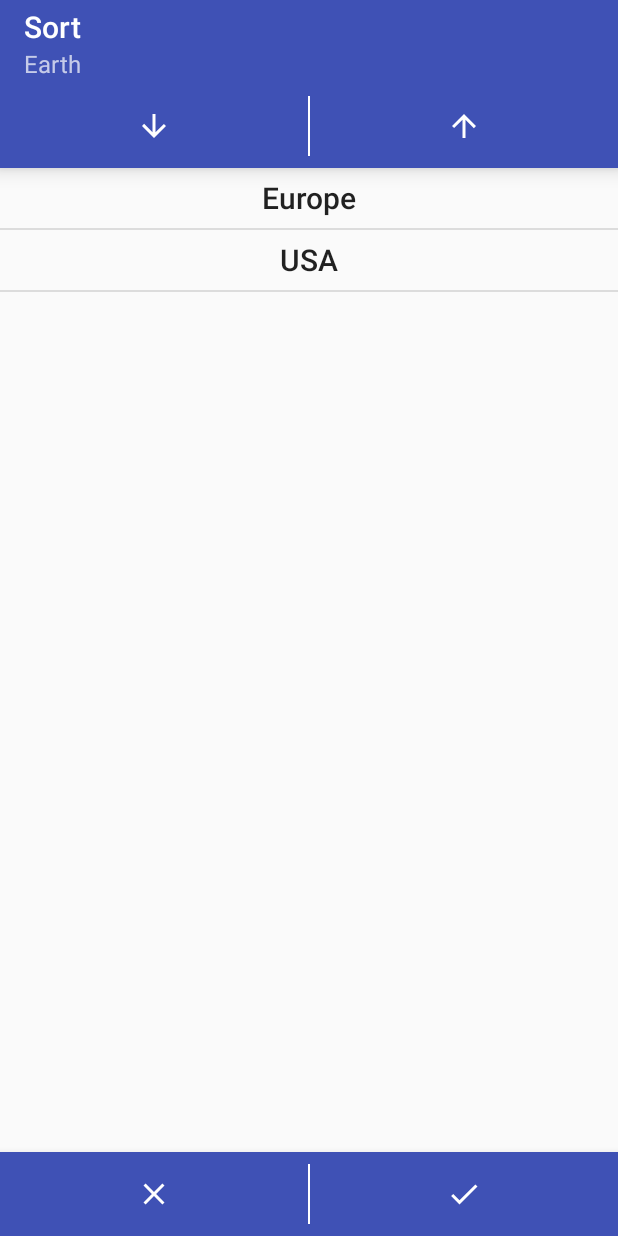
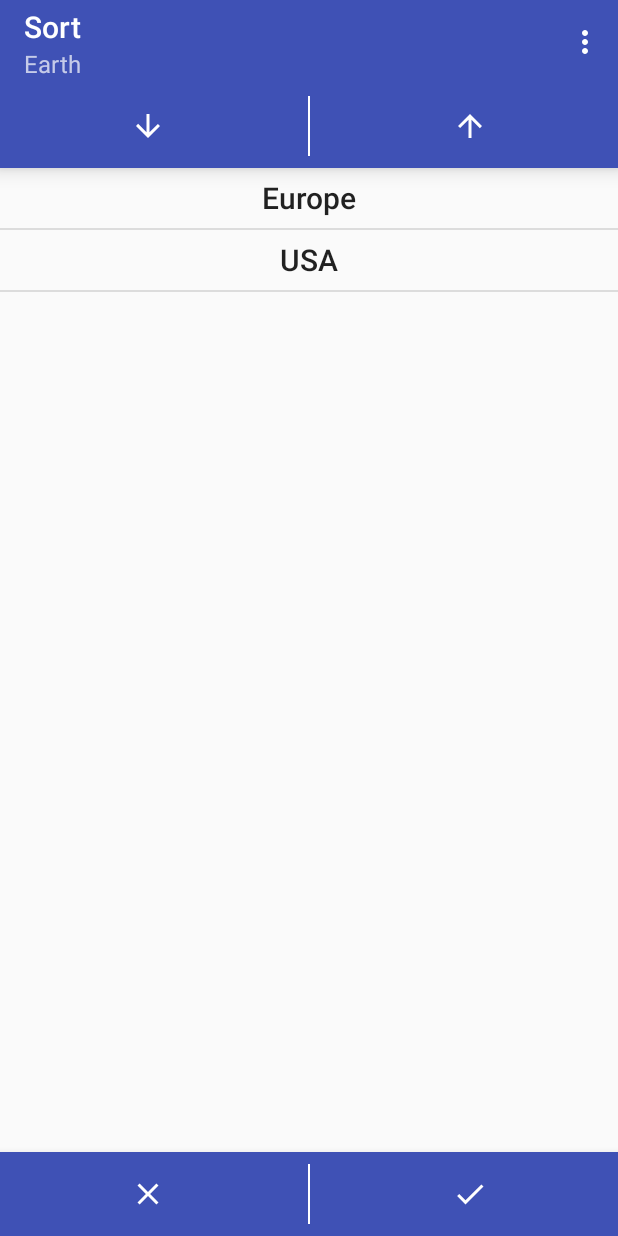
Before and after one commit to JuliusAwen/CoasterCreditCounter, an Android app: the screen it shows after launch (SortElementsActivity), in the options menu, after a tap on "sort", on a phone screen of 412 x 824 dp. Run offline under Robolectric (Android 15) with nearby library versions, the phone set to English and light mode, and no system bars.

Commit message:
implement contextual help views

```diff
--- a/app/src/main/java/de/juliusawen/coastercreditcounter/Toolbox/Constants.java
+++ b/app/src/main/java/de/juliusawen/coastercreditcounter/Toolbox/Constants.java
@@ -7,6 +7,7 @@ public abstract class Constants
     public static final String KEY_ELEMENTS = "de.juliusawen.elements";
     public static final String KEY_CURRENT_ELEMENT = "de.juliusawen.current_element";
     public static final String KEY_SELECTED_ELEMENT = "de.juliusawen.selected_element";
+    public static final String KEY_HELP_ACTIVE = "de.juliusawen.help_active";
     public static final String EXTRA_UUID = "de.juliusawen.uuid";
 
     public static final int BUTTON_ACCEPT = ButtonFunctions.ACCEPT.ordinal();
@@ -14,6 +15,8 @@ public abstract class Constants
     public static final int BUTTON_BACK = ButtonFunctions.BACK.ordinal();
     public static final int BUTTON_UP = ButtonFunctions.UP.ordinal();
     public static final int BUTTON_DOWN = ButtonFunctions.DOWN.ordinal();
+    public static final int BUTTON_CLOSE_HELP_SCREEN = ButtonFunctions.CLOSE_HELP.ordinal();
+
 }
 
 enum ButtonFunctions
@@ -22,5 +25,6 @@ enum ButtonFunctions
     CANCEL,
     BACK,
     UP,
-    DOWN
+    DOWN,
+    CLOSE_HELP
 }
--- /dev/null
+++ b/app/src/main/java/de/juliusawen/coastercreditcounter/Toolbox/ViewTools.java
@@ -0,0 +1,5 @@
+package de.juliusawen.coastercreditcounter.Toolbox;
+
+public abstract class ViewTools
+{
+}
--- a/app/src/main/java/de/juliusawen/coastercreditcounter/presentation/activities/BrowseLocationsActivity.java
+++ b/app/src/main/java/de/juliusawen/coastercreditcounter/presentation/activities/BrowseLocationsActivity.java
@@ -13,7 +13,10 @@ import android.view.Menu;
 import android.view.MenuItem;
 import android.view.View;
 import android.widget.Button;
+import android.widget.FrameLayout;
+import android.widget.ImageButton;
 import android.widget.LinearLayout;
+import android.widget.TextView;
 
 import java.util.ArrayList;
 import java.util.List;
@@ -34,8 +37,12 @@ public class BrowseLocationsActivity extends AppCompatActivity implements View.O
     private Location currentLocation = Content.getInstance().getLocationRoot();
     private List<Location> recentLocations = new ArrayList<>();
 
+    private View browseLocationsView;
     private RecyclerViewAdapter contentRecyclerViewAdapter;
     private Toolbar toolbar;
+
+    private View helpView;
+    private boolean helpActive;
 
     @Override
     protected void onCreate(Bundle savedInstanceState)
@@ -49,13 +56,15 @@ public class BrowseLocationsActivity extends AppCompatActivity implements View.O
 
     private void initializeViews()
     {
-        LinearLayout linearLayoutActivity = findViewById(R.id.linearLayout_browseLocations);
-        View view = getLayoutInflater().inflate(R.layout.layout_browse_locations, linearLayoutActivity, false);
-        linearLayoutActivity.addView(view);
+        FrameLayout frameLayoutActivity = findViewById(R.id.frameLayout_browseLocations);
+        this.browseLocationsView = getLayoutInflater().inflate(R.layout.layout_browse_locations, frameLayoutActivity, false);
+        frameLayoutActivity.addView(browseLocationsView);
 
-        this.createToolbar(view);
-        this.createNavigationBar(view);
-        this.createContentRecyclerView(view);
+        this.createToolbar(browseLocationsView);
+        this.createNavigationBar(browseLocationsView);
+        this.createContentRecyclerView(browseLocationsView);
+
+        this.createHelpView(frameLayoutActivity);
     }
 
     private void refreshViews()
@@ -76,10 +85,7 @@ public class BrowseLocationsActivity extends AppCompatActivity implements View.O
     @Override
     public boolean onCreateOptionsMenu(Menu menu)
     {
-        if(this.currentLocation.getChildren().size() > 1)
-        {
-            getMenuInflater().inflate(R.menu.toolbar_items, menu);
-        }
+        getMenuInflater().inflate(R.menu.options_menu_browse_locations_items, menu);
 
         return super.onCreateOptionsMenu(menu);
     }
@@ -100,7 +106,7 @@ public class BrowseLocationsActivity extends AppCompatActivity implements View.O
             View buttonView = getLayoutInflater().inflate(R.layout.button_no_border, linearLayoutNavigationBar, false);
 
             Button button = buttonView.findViewById(R.id.button_noBorder);
-            Drawable drawable = this.getWhiteDrawable(getResources().getDrawable(R.drawable.ic_baseline_chevron_left_24px));
+            Drawable drawable = this.setTintToWhite(getDrawable(R.drawable.ic_baseline_chevron_left_24px));
             button.setText(location.getName());
             button.setCompoundDrawablesWithIntrinsicBounds(drawable, null, null, null);
             button.setId(Constants.BUTTON_BACK);
@@ -109,14 +115,6 @@ public class BrowseLocationsActivity extends AppCompatActivity implements View.O
 
             linearLayoutNavigationBar.addView(buttonView);
         }
-    }
-
-    private Drawable getWhiteDrawable(Drawable drawable)
-    {
-        drawable = DrawableCompat.wrap(drawable);
-        DrawableCompat.setTint(drawable, getResources().getColor(R.color.white));
-
-        return drawable;
     }
 
     private void createContentRecyclerView(View view)
@@ -144,7 +142,44 @@ public class BrowseLocationsActivity extends AppCompatActivity implements View.O
             @Override
             public void onLongClick(View view, int position) {}
         }));
+
         recyclerView.setAdapter(contentRecyclerViewAdapter);
+    }
+
+    private void createHelpView(FrameLayout frameLayout)
+    {
+        this.helpView = getLayoutInflater().inflate(R.layout.layout_help, frameLayout, false);
+
+        TextView textView = helpView.findViewById(R.id.textViewHelp);
+        textView.setText(R.string.help_text_browse_locations);
+
+        ImageButton buttonBack = helpView.findViewById(R.id.imageButton_help);
+        Drawable drawable = this.setTintToWhite(getDrawable(R.drawable.ic_baseline_close_24px));
+
+        buttonBack.setImageDrawable(drawable);
+        buttonBack.setId(Constants.BUTTON_CLOSE_HELP_SCREEN);
+        buttonBack.setOnClickListener(this);
+
+        frameLayout.addView(helpView);
+
+        this.helpView.setVisibility(View.INVISIBLE);
+        this.helpActive = false;
+    }
+
+    private void setHelpActive(boolean active)
+    {
+        if(active)
+        {
+            this.helpView.setVisibility(View.VISIBLE);
+            this.browseLocationsView.setVisibility(View.INVISIBLE);
+        }
+        else
+        {
+            this.browseLocationsView.setVisibility(View.VISIBLE);
+            this.helpView.setVisibility(View.INVISIBLE);
+        }
+
+        this.helpActive = active;
     }
 
     private Drawable setTintToWhite(Drawable drawable)
@@ -162,6 +197,7 @@ public class BrowseLocationsActivity extends AppCompatActivity implements View.O
 
         outState.putStringArrayList(Constants.KEY_ELEMENTS, Content.getInstance().getUuidStringsFromElements(this.recentLocations));
         outState.putString(Constants.KEY_CURRENT_ELEMENT, this.currentLocation.getUuid().toString());
+        outState.putBoolean(Constants.KEY_HELP_ACTIVE, this.helpActive);
     }
 
     @Override
@@ -171,6 +207,7 @@ public class BrowseLocationsActivity extends AppCompatActivity implements View.O
 
         this.recentLocations = Content.getInstance().getLocationsFromUuidStrings(savedInstanceState.getStringArrayList(Constants.KEY_ELEMENTS));
         this.currentLocation = (Location) Content.getInstance().getElementByUuid(UUID.fromString(savedInstanceState.getString(Constants.KEY_CURRENT_ELEMENT)));
+        this.setHelpActive(savedInstanceState.getBoolean(Constants.KEY_HELP_ACTIVE));
 
         this.refreshViews();
     }
@@ -184,6 +221,12 @@ public class BrowseLocationsActivity extends AppCompatActivity implements View.O
 
     @Override
     public void onClick(View view)
+    {
+        if(view.getId() == Constants.BUTTON_CLOSE_HELP_SCREEN)
+        {
+            this.setHelpActive(false);
+        }
+        else
         {
             Location location = (Location) view.getTag();
 
@@ -204,13 +247,14 @@ public class BrowseLocationsActivity extends AppCompatActivity implements View.O
             this.currentLocation = location;
             this.refreshViews();
         }
+    }
 
     @Override
     public boolean onOptionsItemSelected(MenuItem item)
     {
         switch (item.getItemId())
         {
-            case R.id.actionSettingsSort:
+            case R.id.optionsMenuSort:
             {
                 Intent intent = new Intent(this, SortElementsActivity.class);
                 intent.putExtra(Constants.EXTRA_UUID, this.currentLocation.getUuid().toString());
@@ -219,10 +263,13 @@ public class BrowseLocationsActivity extends AppCompatActivity implements View.O
                 return true;
             }
 
+            case R.id.optionsMenuHelp:
+            {
+                this.setHelpActive(true);
+            }
+
             default:
             {
-                Toaster.makeToast(this, "onOptionsItemSelected --> default...!?");
-
                 return super.onOptionsItemSelected(item);
             }
         }
--- a/app/src/main/java/de/juliusawen/coastercreditcounter/presentation/activities/SortElementsActivity.java
+++ b/app/src/main/java/de/juliusawen/coastercreditcounter/presentation/activities/SortElementsActivity.java
@@ -8,9 +8,12 @@ import android.support.v7.widget.DividerItemDecoration;
 import android.support.v7.widget.LinearLayoutManager;
 import android.support.v7.widget.RecyclerView;
 import android.support.v7.widget.Toolbar;
+import android.view.Menu;
+import android.view.MenuItem;
 import android.view.View;
+import android.widget.FrameLayout;
 import android.widget.ImageButton;
-import android.widget.LinearLayout;
+import android.widget.TextView;
 
 import java.util.ArrayList;
 import java.util.Collections;
@@ -33,8 +36,12 @@ public class SortElementsActivity extends AppCompatActivity implements View.OnCl
 
     private List<Element> elementsToSort;
 
+    private View sortElementsView;
     private RecyclerViewAdapter recyclerViewAdapter;
     private RecyclerView recyclerView;
+
+    private View helpView;
+    private boolean helpActive;
 
     @Override
     protected void onCreate(Bundle savedInstanceState)
@@ -63,14 +70,16 @@ public class SortElementsActivity extends AppCompatActivity implements View.OnCl
 
     private void initializeViews()
     {
-        LinearLayout linearLayoutActivity = findViewById(R.id.linearLayout_sortElements);
-        View view = getLayoutInflater().inflate(R.layout.layout_sort_elements, linearLayoutActivity, false);
-        linearLayoutActivity.addView(view);
+        FrameLayout frameLayoutActivity = findViewById(R.id.frameLayout_sortElements);
+        this.sortElementsView = getLayoutInflater().inflate(R.layout.layout_sort_elements, frameLayoutActivity, false);
+        frameLayoutActivity.addView(sortElementsView);
 
-        this.createToolbar(view);
-        this.createActionDialogTop(view);
-        this.createContentRecyclerView(view);
-        this.createActionDialogBottom(view);
+        this.createToolbar(sortElementsView);
+        this.createActionDialogTop(sortElementsView);
+        this.createContentRecyclerView(sortElementsView);
+        this.createActionDialogBottom(sortElementsView);
+
+        this.createHelpView(frameLayoutActivity);
     }
 
     private void createToolbar(View view)
@@ -79,6 +88,14 @@ public class SortElementsActivity extends AppCompatActivity implements View.OnCl
         toolbar.setTitle(getString(R.string.title_sort_elements));
         toolbar.setSubtitle(this.subtitle);
         setSupportActionBar(toolbar);
+    }
+
+    @Override
+    public boolean onCreateOptionsMenu(Menu menu)
+    {
+        getMenuInflater().inflate(R.menu.options_menu_sort_elements_items, menu);
+
+        return super.onCreateOptionsMenu(menu);
     }
 
     private void createActionDialogTop(View view)
@@ -110,14 +127,6 @@ public class SortElementsActivity extends AppCompatActivity implements View.OnCl
         buttonAccept.setImageDrawable(drawable);
         buttonAccept.setId(Constants.BUTTON_ACCEPT);
         buttonAccept.setOnClickListener(this);
-    }
-
-    private Drawable setTintToWhite(Drawable drawable)
-    {
-        drawable = DrawableCompat.wrap(drawable);
-        DrawableCompat.setTint(drawable, getResources().getColor(R.color.white));
-
-        return drawable;
     }
 
     private void createContentRecyclerView(View view)
@@ -158,6 +167,50 @@ public class SortElementsActivity extends AppCompatActivity implements View.OnCl
         this.recyclerView.setAdapter(this.recyclerViewAdapter);
     }
 
+    private void createHelpView(FrameLayout frameLayout)
+    {
+        this.helpView = getLayoutInflater().inflate(R.layout.layout_help, frameLayout, false);
+
+        TextView textView = helpView.findViewById(R.id.textViewHelp);
+        textView.setText(R.string.help_text_sort_elements);
+
+        ImageButton buttonBack = helpView.findViewById(R.id.imageButton_help);
+        Drawable drawable = this.setTintToWhite(getDrawable(R.drawable.ic_baseline_close_24px));
+
+        buttonBack.setImageDrawable(drawable);
+        buttonBack.setId(Constants.BUTTON_CLOSE_HELP_SCREEN);
+        buttonBack.setOnClickListener(this);
+
+        frameLayout.addView(helpView);
+
+        this.helpView.setVisibility(View.INVISIBLE);
+        this.helpActive = false;
+    }
+
+    private void setHelpActive(boolean active)
+    {
+        if(active)
+        {
+            this.helpView.setVisibility(View.VISIBLE);
+            this.sortElementsView.setVisibility(View.INVISIBLE);
+        }
+        else
+        {
+            this.sortElementsView.setVisibility(View.VISIBLE);
+            this.helpView.setVisibility(View.INVISIBLE);
+        }
+
+        this.helpActive = active;
+    }
+
+    private Drawable setTintToWhite(Drawable drawable)
+    {
+        drawable = DrawableCompat.wrap(drawable);
+        DrawableCompat.setTint(drawable, getResources().getColor(R.color.white));
+
+        return drawable;
+    }
+
     @Override
     public void onSaveInstanceState(Bundle outState)
     {
@@ -165,7 +218,18 @@ public class SortElementsActivity extends AppCompatActivity implements View.OnCl
 
         outState.putStringArrayList(Constants.KEY_ELEMENTS, Content.getInstance().getUuidStringsFromElements(this.elementsToSort));
         outState.putString(Constants.KEY_CURRENT_ELEMENT, this.currentElement.getUuid().toString());
-        outState.putString(Constants.KEY_SELECTED_ELEMENT, this.recyclerViewAdapter.selectedElement.getUuid().toString());
+
+        if(this.recyclerViewAdapter.selectedElement == null)
+        {
+            outState.putString(Constants.KEY_SELECTED_ELEMENT, "");
+        }
+        else
+        {
+            outState.putString(Constants.KEY_SELECTED_ELEMENT, this.recyclerViewAdapter.selectedElement.getUuid().toString());
+        }
+
+
+        outState.putBoolean(Constants.KEY_HELP_ACTIVE, this.helpActive);
     }
 
     @Override
@@ -175,7 +239,18 @@ public class SortElementsActivity extends AppCompatActivity implements View.OnCl
 
         this.elementsToSort = Content.getInstance().getElementsFromUuidStrings(savedInstanceState.getStringArrayList(Constants.KEY_ELEMENTS));
         this.currentElement = Content.getInstance().getElementByUuid(UUID.fromString(savedInstanceState.getString(Constants.KEY_CURRENT_ELEMENT)));
-        this.recyclerViewAdapter.selectedElement = Content.getInstance().getElementByUuid(UUID.fromString(savedInstanceState.getString(Constants.KEY_SELECTED_ELEMENT)));
+
+        String selectedElementString = savedInstanceState.getString(Constants.KEY_SELECTED_ELEMENT);
+        if(selectedElementString.isEmpty())
+        {
+            this.recyclerViewAdapter.selectedElement = null;
+        }
+        else
+        {
+            this.recyclerViewAdapter.selectedElement = Content.getInstance().getElementByUuid(UUID.fromString(selectedElementString));
+        }
+
+        this.setHelpActive(savedInstanceState.getBoolean(Constants.KEY_HELP_ACTIVE));
 
         this.recyclerViewAdapter.updateList(this.elementsToSort);
     }
@@ -183,7 +258,11 @@ public class SortElementsActivity extends AppCompatActivity implements View.OnCl
     @Override
     public void onClick(View view)
     {
-        if (view.getId() == Constants.BUTTON_UP || view.getId() == Constants.BUTTON_DOWN)
+        if(view.getId() == Constants.BUTTON_CLOSE_HELP_SCREEN)
+        {
+            this.setHelpActive(false);
+        }
+        else if (view.getId() == Constants.BUTTON_UP || view.getId() == Constants.BUTTON_DOWN)
         {
             if(this.recyclerViewAdapter.selectedElement != null)
             {
@@ -221,4 +300,21 @@ public class SortElementsActivity extends AppCompatActivity implements View.OnCl
             finish();
         }
     }
+
+    @Override
+    public boolean onOptionsItemSelected(MenuItem item)
+    {
+        switch (item.getItemId())
+        {
+            case R.id.optionsMenuHelp:
+            {
+                this.setHelpActive(true);
+            }
+
+            default:
+            {
+                return super.onOptionsItemSelected(item);
+            }
+        }
+    }
 }
--- a/app/src/main/res/layout/action_dialog_two_image_buttons.xml
+++ b/app/src/main/res/layout/action_dialog_two_image_buttons.xml
@@ -20,8 +20,10 @@
     <View xmlns:android="http://schemas.android.com/apk/res/android"
         android:layout_width="1dp"
         android:layout_height="fill_parent"
+        android:layout_marginTop="8dp"
         android:layout_marginBottom="8dp"
-        android:layout_marginTop="8dp"
+        android:layout_marginLeft="8dp"
+        android:layout_marginRight="8dp"
         android:background="@color/white"/>
 
     <ImageButton
--- a/app/src/main/res/layout/activity_browse_locations.xml
+++ b/app/src/main/res/layout/activity_browse_locations.xml
@@ -1,7 +1,7 @@
 <?xml version="1.0" encoding="utf-8"?>
-<LinearLayout xmlns:android="http://schemas.android.com/apk/res/android"
+<FrameLayout xmlns:android="http://schemas.android.com/apk/res/android"
     xmlns:tools="http://schemas.android.com/tools"
-    android:id="@+id/linearLayout_browseLocations"
+    android:id="@+id/frameLayout_browseLocations"
     android:layout_width="match_parent"
     android:layout_height="match_parent"
     android:orientation="vertical"
--- a/app/src/main/res/layout/activity_sort_elements.xml
+++ b/app/src/main/res/layout/activity_sort_elements.xml
@@ -1,7 +1,7 @@
 <?xml version="1.0" encoding="utf-8"?>
-<LinearLayout xmlns:android="http://schemas.android.com/apk/res/android"
+<FrameLayout xmlns:android="http://schemas.android.com/apk/res/android"
     xmlns:tools="http://schemas.android.com/tools"
-    android:id="@+id/linearLayout_sortElements"
+    android:id="@+id/frameLayout_sortElements"
     android:layout_width="match_parent"
     android:layout_height="match_parent"
     android:orientation="vertical"
--- /dev/null
+++ b/app/src/main/res/menu/options_menu_browse_locations_items.xml
@@ -0,0 +1,13 @@
+<?xml version="1.0" encoding="utf-8"?>
+<menu xmlns:android="http://schemas.android.com/apk/res/android"
+    xmlns:app="http://schemas.android.com/apk/res-auto">
+
+    <item android:id="@+id/optionsMenuSort"
+        android:title="@string/options_menu_sort"
+        app:showAsAction="never"/>
+
+    <item android:id="@+id/optionsMenuHelp"
+        android:title="@string/options_menu_help"
+        app:showAsAction="never"/>
+
+</menu>
--- /dev/null
+++ b/app/src/main/res/menu/options_menu_sort_elements_items.xml
@@ -0,0 +1,9 @@
+<?xml version="1.0" encoding="utf-8"?>
+<menu xmlns:android="http://schemas.android.com/apk/res/android"
+    xmlns:app="http://schemas.android.com/apk/res-auto">>
+
+    <item android:id="@+id/optionsMenuHelp"
+        android:title="@string/options_menu_help"
+        app:showAsAction="never"/>
+
+</menu>
--- a/app/src/main/res/menu/toolbar_items.xml
+++ /dev/null
@@ -1,9 +0,0 @@
-<?xml version="1.0" encoding="utf-8"?>
-<menu xmlns:android="http://schemas.android.com/apk/res/android"
-    xmlns:app="http://schemas.android.com/apk/res-auto">
-
-    <item android:id="@+id/actionSettingsSort"
-        android:title="@string/action_menu_sort"
-        app:showAsAction="never"/>
-
-</menu>
--- a/app/src/main/res/values/strings.xml
+++ b/app/src/main/res/values/strings.xml
@@ -1,10 +1,17 @@
 <resources>
+
+    <!--activity titles-->
     <string name="title_app_name">CoasterCreditCounter</string>
     <string name="title_browse_locations">Location</string>
     <string name="title_sort_elements">Sort</string>
 
-    <string name="action_menu_sort">sort</string>
 
+    <!--options menu entries-->
+    <string name="options_menu_sort">sort</string>
+    <string name="options_menu_help">help</string>
+
+
+    <!--button texts-->
     <string name="button_text_selected_element">&#62; %1$s &#60;</string>
 
     <string name="button_text_minus">-</string>
@@ -15,5 +22,21 @@
 
     <string name="button_text_accept">accept</string>
     <string name="button_text_cancel">cancel</string>
+    <string name="button_text_back">back</string>
+
+
+    <!--help texts-->
+    <string name="help_text_browse_locations">
+        <b><big>Navigation</big></b>
+        \n <li>Click location to navigate.</li>
+        \n <li>Use navigation bar to go back.</li>
+        \n <li>Hold location to enter edit mode.</li>
+    </string>
+
+    <string name="help_text_sort_elements">
+        <b><big>Sorting</big></b>
+        \n <li>Select location and use up or down button to move selection.</li>
+        \n <li>Either accept or cancel your changes by using the buttons on the bottom.</li>
+    </string>
 
 </resources>
```
Also changed, not shown: app/src/main/res/drawable/ic_baseline_arrow_back_24px.xml (added, +9 -0 lines), app/src/main/res/layout/layout_help.xml (added, +45 -0 lines). Lines whose indentation alone changed are shown as unchanged.
